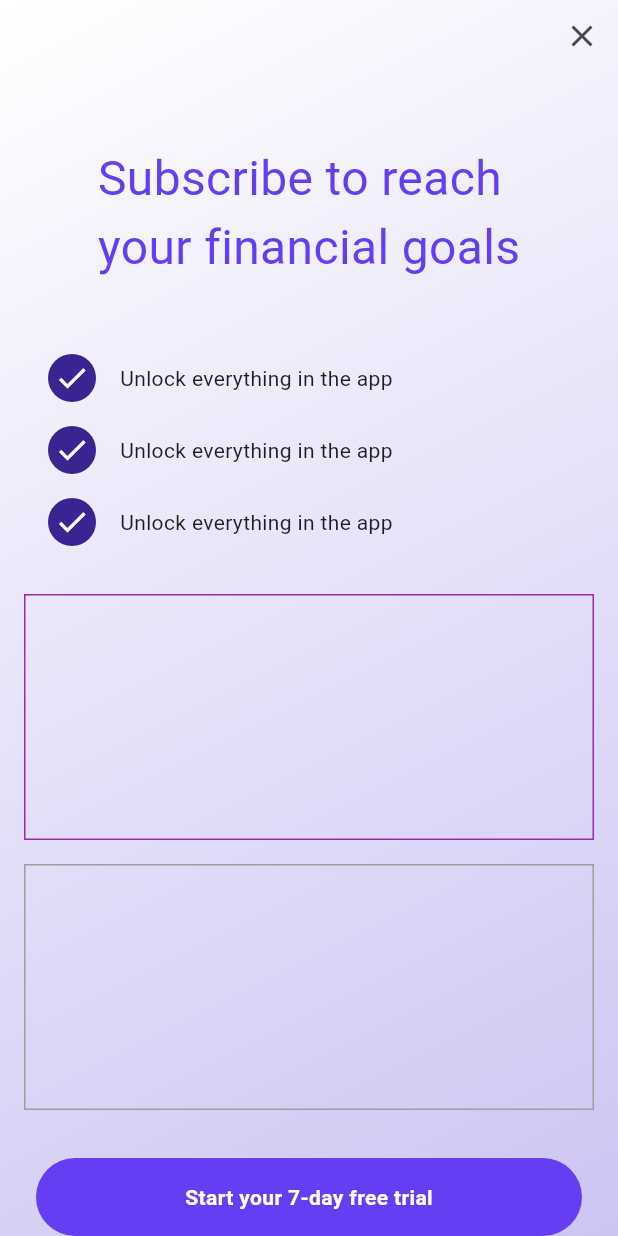
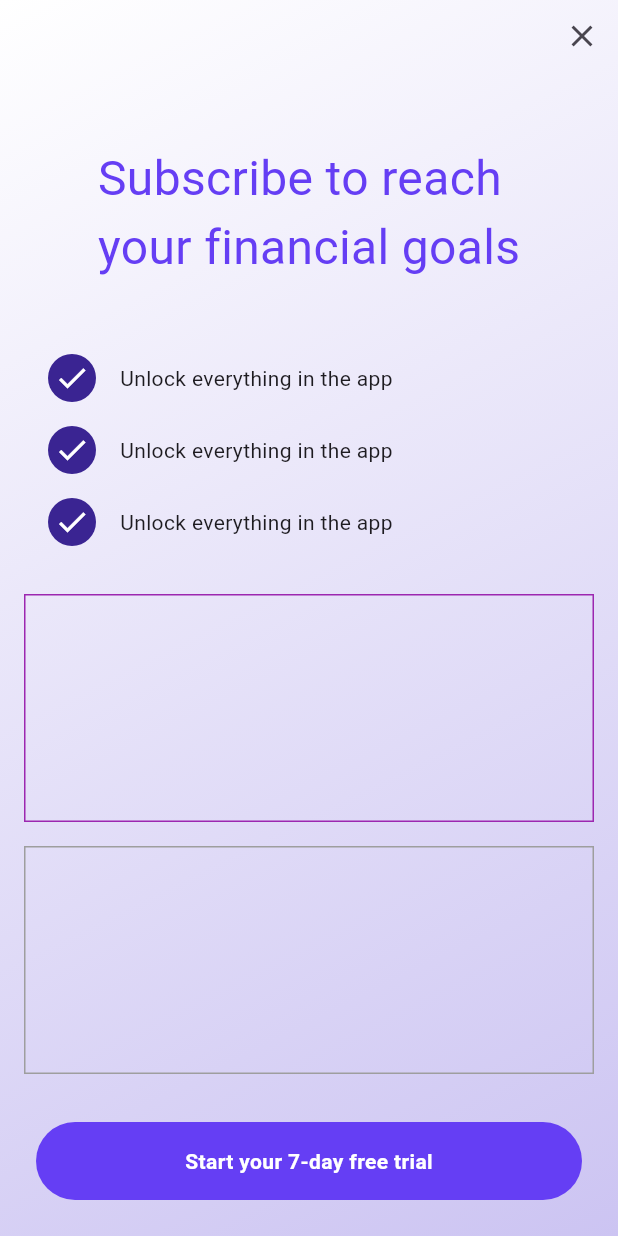
Before and after one commit to JAICHANGPARK/flutter_notebook_chapter_43, a Flutter app: the PaywallScreen screen opened directly, on a phone screen of 412 x 824 dp. Run offline on Flutter 3.47's test engine with Material 3 defaults, Android fonts, the phone set to English and light mode, and no system bars; our stand-ins replace gap.

Commit message:
Update paywall_screen.dart

```diff
--- a/lib/ep2154_paywall_screen/views/paywall_screen.dart
+++ b/lib/ep2154_paywall_screen/views/paywall_screen.dart
@@ -134,7 +134,11 @@ class _PaywallScreenState extends State<PaywallScreen> {
                       shape: StadiumBorder(),
                       color: Color.fromRGBO(101, 62, 244, 1),
                     ),
-                    margin: EdgeInsets.only(left: 24, right: 24),
+                    margin: EdgeInsets.only(
+                      left: 24,
+                      right: 24,
+                      bottom: 24,
+                    ),
                     padding: EdgeInsets.symmetric(
                       vertical: 16,
                     ),
```
